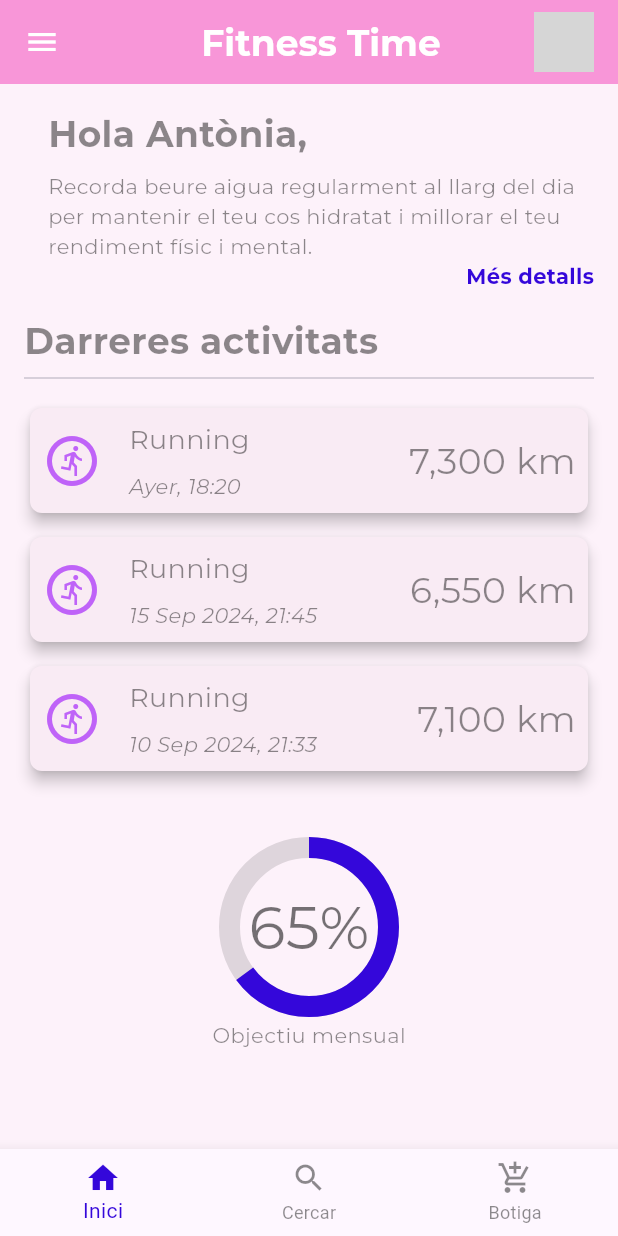
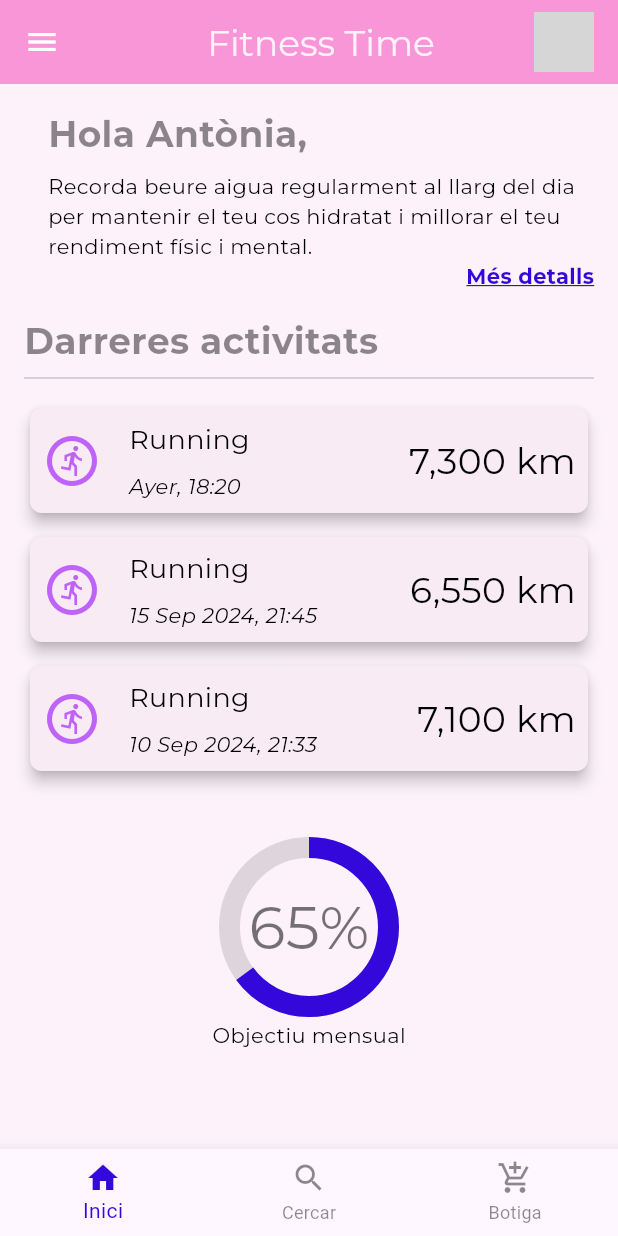
Before and after one commit to Carol-88/First-Flutter-App, a Flutter app: the screen it shows after launch, on a phone screen of 412 x 824 dp. Run offline on Flutter 3.47's test engine with Material 3 defaults, Android fonts, the phone set to English and light mode, and no system bars; drawn by our look-alikes of percent_indicator; our stand-ins replace google_fonts; network calls fail; grey boxes are pictures that could not be loaded.

Commit message:
update styles

```diff
--- a/lib/main.dart
+++ b/lib/main.dart
@@ -27,33 +27,33 @@ class AppStyles {
   static const Color darkBlue = Color(0xFF3407DA);
   static const Color backgroundColor = Color.fromARGB(255, 253, 242, 250);
   static const Color lightGrey = Color.fromARGB(255, 249, 235, 244);
+  static const Color black = Colors.black;
   static const Color greyText = Colors.black45;
 
   static TextStyle titleLarge = GoogleFonts.montserrat(
     fontSize: 40,
-    color: greyText,
+    color: black,
   );
 
   static TextStyle titleMedium = GoogleFonts.montserrat(
     fontSize: 24,
-    fontWeight: FontWeight.bold,
     color: backgroundColor,
   );
 
   static TextStyle activityType = GoogleFonts.montserrat(
     fontSize: 18,
-    color: greyText,
+    color: black,
   );
 
   static TextStyle distance = GoogleFonts.montserrat(
     fontSize: 24,
     fontWeight: FontWeight.normal,
-    color: greyText,
+    color: black,
   );
 
   static TextStyle textSmall = GoogleFonts.montserrat(
     fontSize: 14,
-    color: greyText,
+    color: black,
   );
 }
 
@@ -75,7 +75,9 @@ class FitnessHomePage extends StatelessWidget {
             const Spacer(), // Espaciador para centrar el título
             Text(
               "Fitness Time",
-              style: AppStyles.titleMedium.copyWith(color: Colors.white),
+              style: AppStyles.titleMedium.copyWith(
+                color: AppStyles.backgroundColor,
+              ),
             ),
             const Spacer(),
             Hero(
@@ -115,8 +117,9 @@ class FitnessHomePage extends StatelessWidget {
                       children: [
                         Text(
                           'Hola Antònia,',
-                          style: AppStyles.titleMedium
-                              .copyWith(color: AppStyles.greyText),
+                          style: AppStyles.titleMedium.copyWith(
+                              color: AppStyles.greyText,
+                              fontWeight: FontWeight.bold),
                         ),
                         const SizedBox(height: 8),
                         Text(
@@ -130,6 +133,7 @@ class FitnessHomePage extends StatelessWidget {
                             style: AppStyles.textSmall.copyWith(
                               color: AppStyles.darkBlue,
                               fontWeight: FontWeight.bold,
+                              decoration: TextDecoration.underline,
                             ),
                           ),
                         ),
@@ -144,8 +148,8 @@ class FitnessHomePage extends StatelessWidget {
               // Sección "Darreres activitats"
               Text(
                 'Darreres activitats',
-                style:
-                    AppStyles.titleMedium.copyWith(color: AppStyles.greyText),
+                style: AppStyles.titleMedium.copyWith(
+                    color: AppStyles.greyText, fontWeight: FontWeight.bold),
               ),
               const Divider(),
               const SizedBox(height: 8),
--- a/lib/profile_page.dart
+++ b/lib/profile_page.dart
@@ -21,7 +21,9 @@ class ProfilePage extends StatelessWidget {
           const Spacer(), // Espaciador para centrar el título
           Text(
             "Profile",
-            style: AppStyles.titleMedium.copyWith(color: Colors.white),
+            style: AppStyles.titleMedium.copyWith(
+              color: Colors.white,
+            ),
           ),
           const Spacer(),
         ]),
@@ -97,7 +99,7 @@ class ProfilePage extends StatelessWidget {
             Icon(
               getIconForLabel(label), // Ícono dinámico basado en el label
               size: 40.0,
-              color: Colors.black,
+              color: AppStyles.black,
             ),
             const SizedBox(height: 8.0),
             Text(
@@ -106,7 +108,7 @@ class ProfilePage extends StatelessWidget {
             ),
             Text(
               value,
-              style: AppStyles.titleMedium.copyWith(color: Colors.black),
+              style: AppStyles.distance,
             ),
           ],
         ),
@@ -126,6 +128,7 @@ class ProfilePage extends StatelessWidget {
             min: 0,
             max: 200,
             activeColor: AppStyles.accentColor,
+            inactiveColor: AppStyles.greyText,
             onChanged: (_) {}, // Slider fijo (no funcional)
           ),
           Text(textValue, style: AppStyles.textSmall)
```
